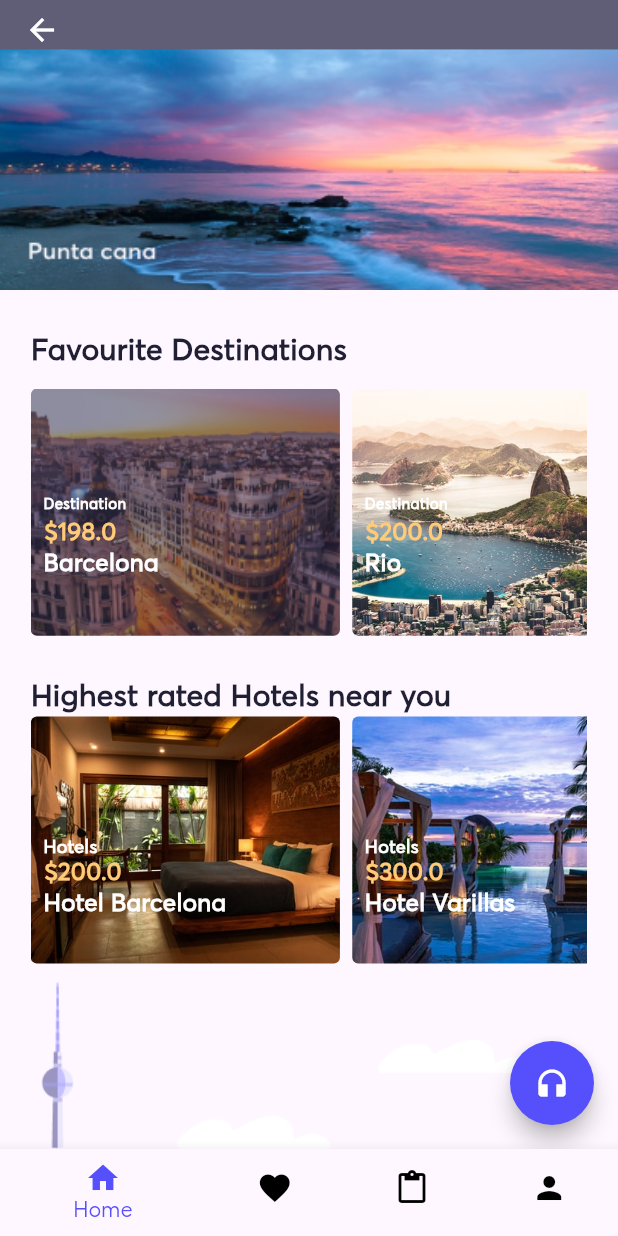
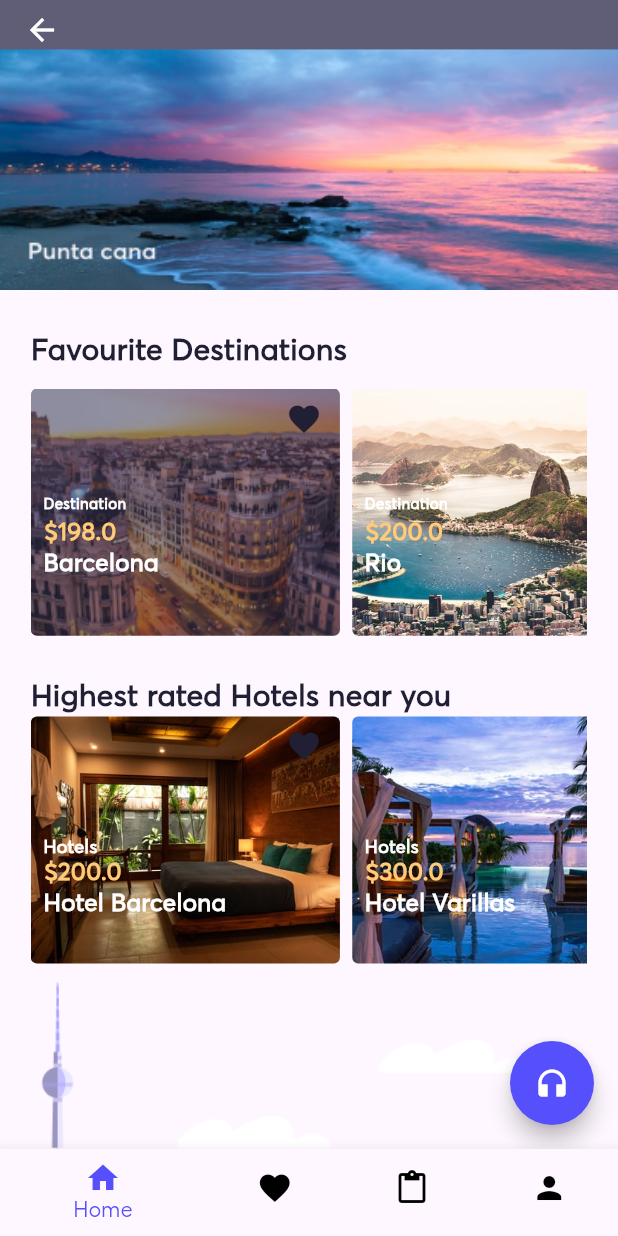
Before and after one commit to ilaydaxtx/travelapp, a Flutter app: the MainMenuView screen opened directly, scrolled down 87 dp, on a phone screen of 412 x 824 dp. Run offline on Flutter 3.47's test engine with Material 3 defaults, Android fonts, the phone set to English and light mode, and no system bars; our stand-ins replace get; missing offline and left inert: dart:ffi.

Commit message:
favorites list

```diff
--- /dev/null
+++ b/travelapp2024/lib/ui/favorites/controller/favorite_destinations_controller.dart
@@ -0,0 +1,8 @@
+import 'package:get/get.dart';
+
+class FavoriteDestinationsController extends GetxController {
+  RxBool isFavoriteDestination = false.obs;
+  void favoriteToggler() {
+    isFavoriteDestination.value = !isFavoriteDestination.value;
+  }
+}
--- /dev/null
+++ b/travelapp2024/lib/ui/favorites/controller/favorite_hotels_controller.dart
@@ -0,0 +1,11 @@
+import 'dart:ffi';
+
+import 'package:get/get.dart';
+
+class FavoriteHotelsController extends GetxController {
+  RxBool isFavoriteHotel = false.obs;
+
+  void hotelToggleFavorite() {
+    isFavoriteHotel.value = !isFavoriteHotel.value;
+  }
+}
--- /dev/null
+++ b/travelapp2024/lib/ui/favorites/model/fav_dest_list_model.dart
@@ -0,0 +1,6 @@
+class FavDestListModel {
+  String id;
+  String name;
+
+  FavDestListModel({required this.id, required this.name});
+}
--- /dev/null
+++ b/travelapp2024/lib/ui/favorites/widget/favorites_list_widget.dart
@@ -0,0 +1,7 @@
+import 'package:get/get.dart';
+import 'package:travelapp2024/ui/favorites/model/fav_dest_list_model.dart';
+import 'package:travelapp2024/ui/home/model/model_favorites_list.dart';
+
+class FavoriteDestinationsList extends GetxController {
+  var favoriteDestinationsList = <Destination>[].obs;
+}
--- a/travelapp2024/lib/ui/home/widget/home_card_widget.dart
+++ b/travelapp2024/lib/ui/home/widget/home_card_widget.dart
@@ -1,13 +1,17 @@
 import 'package:flutter/material.dart';
 import 'package:get/get.dart';
 import 'package:travelapp2024/const/styles/colors.dart';
+import 'package:travelapp2024/ui/favorites/widget/favorites_list_widget.dart';
 import 'package:travelapp2024/ui/home/controller/home_controller.dart';
+import 'package:travelapp2024/ui/favorites/controller/favorite_destinations_controller.dart';
 import 'package:travelapp2024/utils/image_utils.dart';
 
 class HomeCardWidget extends StatelessWidget {
-  const HomeCardWidget({super.key, required this.homeController, required this.index});
+  HomeCardWidget({super.key, required this.homeController, required this.index});
   final int index;
   final HomeController homeController;
+  final FavoriteDestinationsController favoriteDestinationsController = Get.put(FavoriteDestinationsController());
+  final FavoriteDestinationsList favoriteDestinationsListObj = FavoriteDestinationsList();
 
   @override
   Widget build(BuildContext context) {
@@ -56,9 +60,34 @@ class HomeCardWidget extends StatelessWidget {
                 style: TextStyle(fontFamily: "AvertaPE", color: AppColors.whiteColor, fontSize: 10, fontWeight: FontWeight.w700),
               ),
             ),
+            Container(
+                alignment: Alignment.topRight,
+                height: Get.height * 0.04,
+                width: Get.width * 0.5,
+                child: Obx(
+                  () => IconButton(
+                    onPressed: () {
+                      favoriteDestinationsController.favoriteToggler;
+                      if (FavoriteDestinationAddFunction.isFavoriteDestination.value == true) {
+                        favoriteDestinationsListObj.favoriteDestinationsList.add(homeController.destinations[index]);
+                      }
+                    },
+                    icon: favoriteDestinationsController.isFavoriteDestination.value
+                        ? Icon(
+                            Icons.favorite,
+                            color: AppColors.BrightPurple,
+                          )
+                        : Icon(
+                            Icons.favorite,
+                            color: AppColors.PrimaryBlack,
+                          ),
+                  ),
+                ))
           ],
         ),
       ),
     );
   }
+
+  FavoriteDestinationsController get FavoriteDestinationAddFunction => favoriteDestinationsController;
 }
--- a/travelapp2024/lib/ui/home/widget/home_hotels_widget.dart
+++ b/travelapp2024/lib/ui/home/widget/home_hotels_widget.dart
@@ -1,17 +1,22 @@
+import 'dart:ffi';
+
 import 'package:flutter/material.dart';
 import 'package:get/get.dart';
 import 'package:get/get_core/src/get_main.dart';
 import 'package:travelapp2024/const/styles/colors.dart';
+import 'package:travelapp2024/ui/favorites/controller/favorite_destinations_controller.dart';
+import 'package:travelapp2024/ui/favorites/controller/favorite_hotels_controller.dart';
 import 'package:travelapp2024/ui/home/controller/home_controller.dart';
 import 'package:travelapp2024/utils/image_utils.dart';
 
 class HomeHotelsWidget extends StatelessWidget {
-  const HomeHotelsWidget({
+  HomeHotelsWidget({
     super.key,
     required this.homeController,
   });
 
   final HomeController homeController;
+  final FavoriteHotelsController favoriteHotelsController = Get.put(FavoriteHotelsController());
 
   @override
   Widget build(BuildContext context) {
@@ -80,6 +85,25 @@ class HomeHotelsWidget extends StatelessWidget {
                             "Hotels",
                             style: TextStyle(color: AppColors.whiteColor, fontFamily: "AvertaPE", fontWeight: FontWeight.w700, fontSize: 12),
                           ),
+                        ),
+                        Container(
+                          alignment: Alignment.topRight,
+                          height: Get.height * 0.04,
+                          width: Get.width * 0.5,
+                          child: Obx(
+                            () => IconButton(
+                              onPressed: favoriteHotelsController.hotelToggleFavorite,
+                              icon: favoriteHotelsController.isFavoriteHotel.value
+                                  ? Icon(
+                                      Icons.favorite,
+                                      color: AppColors.BrightPurple,
+                                    )
+                                  : Icon(
+                                      Icons.favorite,
+                                      color: AppColors.PrimaryBlack,
+                                    ),
+                            ),
+                          ),
                         )
                       ],
                     ),
```
Also changed, not shown: travelapp2024/lib/ui/favorites/view/favorites_view.dart (+9 -3 lines).
